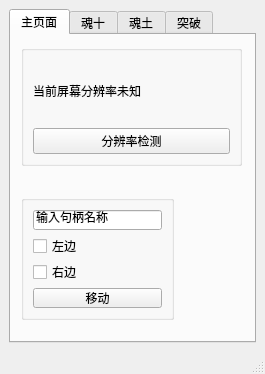
First picture: the form in yyswindow.ui, repository huangyisan/yys_assistant, before the edit.
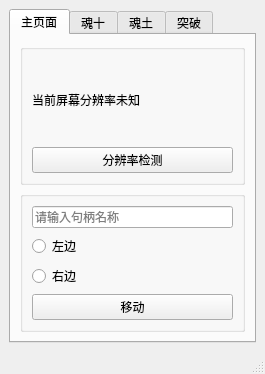
Second picture: the form after the edit.

```diff
--- a/yyswindow.ui
+++ b/yyswindow.ui
@@ -51,15 +51,9 @@
        <attribute name="title">
         <string>主页面</string>
        </attribute>
+       <layout class="QVBoxLayout" name="verticalLayout_3">
+        <item>
        <widget class="QGroupBox" name="groupBox">
-        <property name="geometry">
-         <rect>
-          <x>10</x>
-          <y>10</y>
-          <width>221</width>
-          <height>121</height>
-         </rect>
-        </property>
         <property name="title">
          <string/>
         </property>
@@ -80,28 +74,64 @@
          </item>
         </layout>
        </widget>
+        </item>
+        <item>
        <widget class="QGroupBox" name="groupBox_2">
-        <property name="geometry">
-         <rect>
-          <x>10</x>
-          <y>160</y>
-          <width>153</width>
-          <height>125</height>
-         </rect>
-        </property>
         <property name="title">
          <string/>
         </property>
         <layout class="QVBoxLayout" name="verticalLayout_2">
          <item>
           <widget class="QLineEdit" name="YYS_Handle">
+             <property name="enabled">
+              <bool>true</bool>
+             </property>
+             <property name="contextMenuPolicy">
+              <enum>Qt::DefaultContextMenu</enum>
+             </property>
+             <property name="whatsThis">
+              <string/>
+             </property>
+             <property name="accessibleName">
+              <string/>
+             </property>
+             <property name="accessibleDescription">
+              <string/>
+             </property>
+             <property name="autoFillBackground">
+              <bool>false</bool>
+             </property>
+             <property name="inputMethodHints">
+              <set>Qt::ImhNone</set>
+             </property>
+             <property name="inputMask">
+              <string/>
+             </property>
            <property name="text">
-            <string>输入句柄名称</string>
+              <string/>
+             </property>
+             <property name="maxLength">
+              <number>30</number>
+             </property>
+             <property name="echoMode">
+              <enum>QLineEdit::Normal</enum>
+             </property>
+             <property name="readOnly">
+              <bool>false</bool>
+             </property>
+             <property name="placeholderText">
+              <string>请输入句柄名称</string>
+             </property>
+             <property name="cursorMoveStyle">
+              <enum>Qt::LogicalMoveStyle</enum>
+             </property>
+             <property name="clearButtonEnabled">
+              <bool>false</bool>
            </property>
           </widget>
          </item>
          <item>
-          <widget class="QCheckBox" name="clickbox_left">
+            <widget class="QRadioButton" name="radioBtn_left">
            <property name="text">
             <string>左边</string>
            </property>
@@ -111,7 +141,7 @@
           </widget>
          </item>
          <item>
-          <widget class="QCheckBox" name="clickbox_rigth">
+            <widget class="QRadioButton" name="radioBtn_rigth">
            <property name="text">
             <string>右边</string>
            </property>
@@ -129,6 +159,8 @@
          </item>
         </layout>
        </widget>
+        </item>
+       </layout>
       </widget>
       <widget class="QWidget" name="second_page">
        <attribute name="title">
```
Left out of the diff: 6 changed lines with no effect on the pictures. Lines whose indentation alone changed are shown as unchanged.
